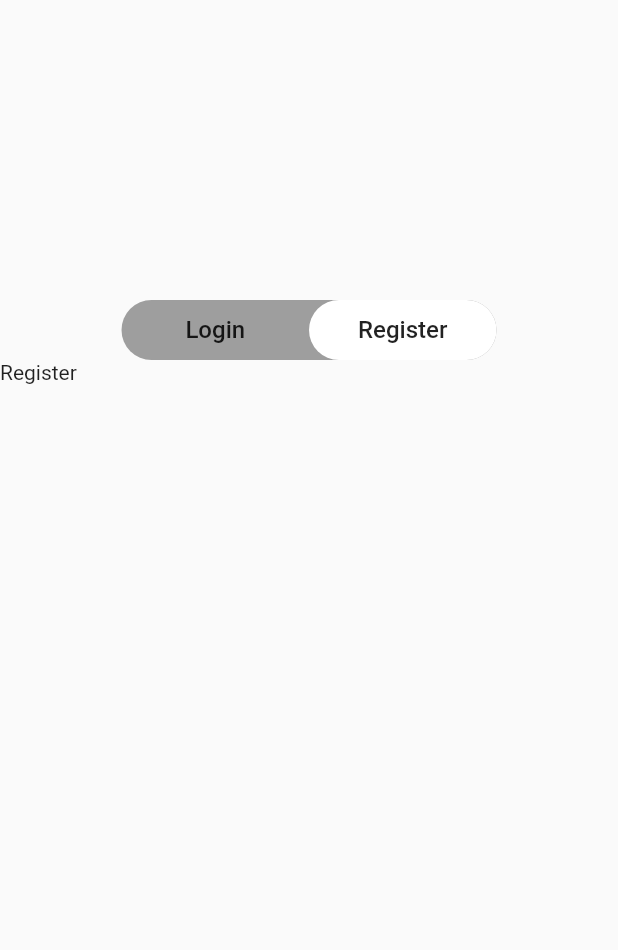
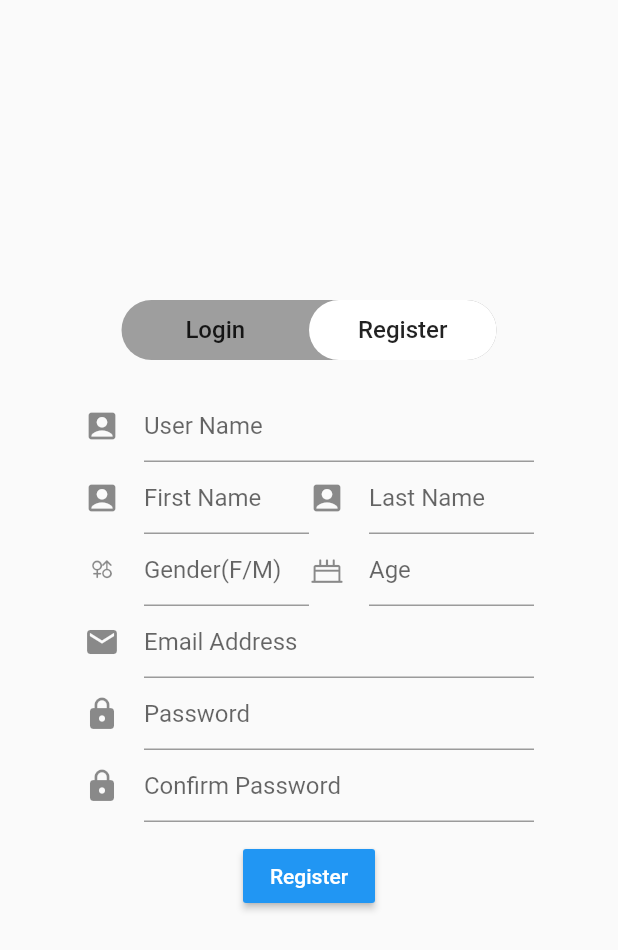
Before and after one commit to SPS-2020-Team-15/Graminsta, a Flutter app: the screen it shows after launch, swiped to page 2, on a phone screen of 412 x 824 dp. Shown: the top 950 px of the screen. Run offline on Flutter 3.47's test engine with Material 2 defaults, Android fonts, the phone set to English and light mode, and no system bars.

Commit message:
add register page

```diff
--- a/flutter/Graminsta/lib/auth/auth.dart
+++ b/flutter/Graminsta/lib/auth/auth.dart
@@ -1,5 +1,6 @@
 import 'package:flutter/material.dart';
 import 'package:Graminsta/auth/login.dart';
+import 'package:Graminsta/auth/signup.dart';
 import "package:Graminsta/spec/spacing.dart";
 
 class AuthPage extends StatefulWidget {
@@ -22,7 +23,7 @@ class _AuthPageState extends State<AuthPage> with TickerProviderStateMixin {
       controller: _pageController,
       children: <Widget>[
         LoginPage(),
-        Text("Register"),
+        SignupPage(),
       ],
       onPageChanged: (index) {
         setState(() {
--- /dev/null
+++ b/flutter/Graminsta/lib/auth/signup.dart
@@ -0,0 +1,145 @@
+import 'package:flutter/material.dart';
+import 'package:Graminsta/custom_icons_icons.dart';
+
+class SignupPage extends StatefulWidget {
+  @override
+  _SignupPageState createState() => _SignupPageState();
+}
+
+class _SignupPageState extends State<SignupPage> {
+  @override
+  Widget build(BuildContext context) {
+    return Container(
+      padding: const EdgeInsets.all(20),
+      child: Column(
+        children: <Widget>[
+          _signupForm(),
+          MaterialButton(
+            color: Colors.blue,
+            textColor: Colors.white,
+            child: Text('Register'),
+            onPressed: () {},
+          )
+        ],
+      ),
+    );
+  }
+
+  Widget _signupForm() {
+    return Container(
+      width: 300,
+      height: 300,
+      child: Form(
+        child: Column(
+          mainAxisSize: MainAxisSize.min,
+          children: <Widget>[
+            Flexible(
+              child: TextFormField(
+                decoration: InputDecoration(
+                  icon: Icon(
+                    Icons.account_box,
+                  ),
+                  hintText: "User Name",
+                ),
+                style: TextStyle(fontSize: 16, color: Colors.black),
+              ),
+            ),
+            Flexible(
+              child: Row(
+                  mainAxisSize: MainAxisSize.min,
+                  mainAxisAlignment: MainAxisAlignment.center,
+                  children: <Widget>[
+                    Expanded(
+                      child: TextFormField(
+                        decoration: InputDecoration(
+                          icon: Icon(
+                            Icons.account_box,
+                          ),
+                          hintText: "First Name",
+                        ),
+                        style: TextStyle(fontSize: 16, color: Colors.black),
+                      ),
+                    ),
+                    Expanded(
+                      child: TextFormField(
+                        decoration: InputDecoration(
+                          icon: Icon(
+                            Icons.account_box,
+                          ),
+                          hintText: "Last Name",
+                        ),
+                        style: TextStyle(fontSize: 16, color: Colors.black),
+                      ),
+                    ),
+                  ]),
+            ),
+            Flexible(
+              child: Row(
+                  mainAxisSize: MainAxisSize.min,
+                  mainAxisAlignment: MainAxisAlignment.center,
+                  children: <Widget>[
+                    Expanded(
+                      child: TextFormField(
+                        decoration: InputDecoration(
+                          icon: Icon(
+                            CustomIcons.gender,
+                          ),
+                          hintText: "Gender(F/M)",
+                        ),
+                        style: TextStyle(fontSize: 16, color: Colors.black),
+                      ),
+                    ),
+                    Expanded(
+                      child: TextFormField(
+                        decoration: InputDecoration(
+                          icon: Icon(
+                            CustomIcons.age,
+                          ),
+                          hintText: "Age",
+                        ),
+                        style: TextStyle(fontSize: 16, color: Colors.black),
+                      ),
+                    ),
+                  ]),
+            ),
+            Flexible(
+              child: TextFormField(
+                decoration: InputDecoration(
+                  icon: Icon(
+                    Icons.email,
+                  ),
+                  hintText: "Email Address",
+                ),
+                style: TextStyle(fontSize: 16, color: Colors.black),
+              ),
+            ),
+            Flexible(
+              child: TextFormField(
+                decoration: InputDecoration(
+                  icon: Icon(
+                    Icons.lock,
+                  ),
+                  hintText: "Password",
+                ),
+                obscureText: true,
+                style: TextStyle(fontSize: 16, color: Colors.black),
+              ),
+            ),
+            Flexible(
+              child: TextFormField(
+                decoration: InputDecoration(
+                  icon: Icon(
+                    Icons.lock,
+                  ),
+                  hintText: "Confirm Password",
+                ),
+                obscureText: true,
+                style: TextStyle(fontSize: 16, color: Colors.black),
+              ),
+            ),
+          ],
+        ),
+      ),
+    );
+  }
+}
--- /dev/null
+++ b/flutter/Graminsta/lib/custom_icons_icons.dart
@@ -0,0 +1,31 @@
+/// Flutter icons CustomIcons
+/// Copyright (C) 2020 by original authors @ fluttericon.com, fontello.com
+/// This font was generated by FlutterIcon.com, which is derived from Fontello.
+///
+/// To use this font, place it in your fonts/ directory and include the
+/// following in your pubspec.yaml
+///
+/// flutter:
+///   fonts:
+///    - family:  CustomIcons
+///      fonts:
+///       - asset: fonts/CustomIcons.ttf
+///
+///
+/// * Material Design Icons, Copyright (C) Google, Inc
+///         Author:    Google
+///         License:   Apache 2.0 (https://www.apache.org/licenses/LICENSE-2.0)
+///         Homepage:  https://design.google.com/icons/
+///
+import 'package:flutter/widgets.dart';
+
+class CustomIcons {
+  CustomIcons._();
+
+  static const _kFontFam = 'CustomIcons';
+  static const _kFontPkg = null;
+
+  static const IconData threedee_rotation = IconData(0xe800, fontFamily: _kFontFam, fontPackage: _kFontPkg);
+  static const IconData gender = IconData(0xe801, fontFamily: _kFontFam, fontPackage: _kFontPkg);
+  static const IconData age = IconData(0xe802, fontFamily: _kFontFam, fontPackage: _kFontPkg);
+}
--- a/flutter/Graminsta/pubspec.yaml
+++ b/flutter/Graminsta/pubspec.yaml
@@ -73,3 +73,7 @@ flutter:
   #
   # For details regarding fonts from package dependencies,
   # see https://flutter.dev/custom-fonts/#from-packages
+  fonts:
+    - family: CustomIcons
+      fonts:
+        - asset: assets/fonts/CustomIcons.ttf
```
Also changed, not shown: flutter/Graminsta/assets/fonts/CustomIcons.ttf (added).
